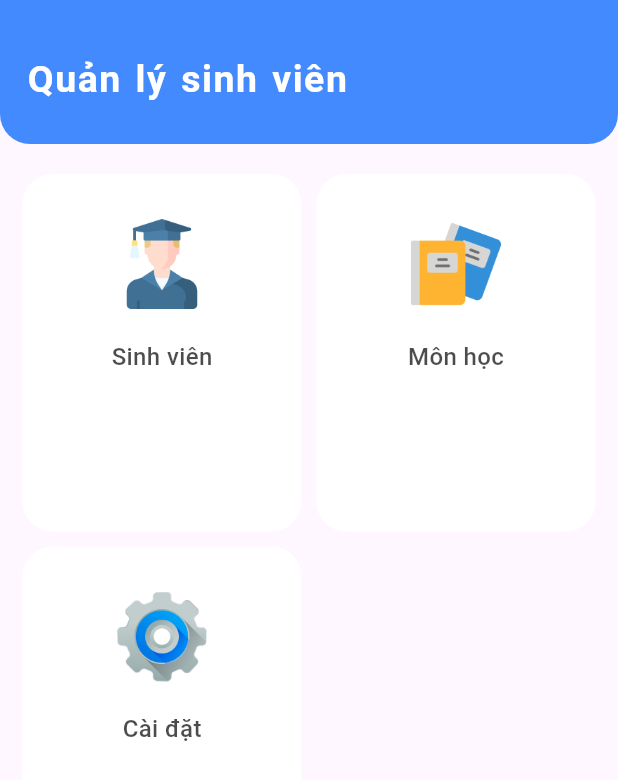
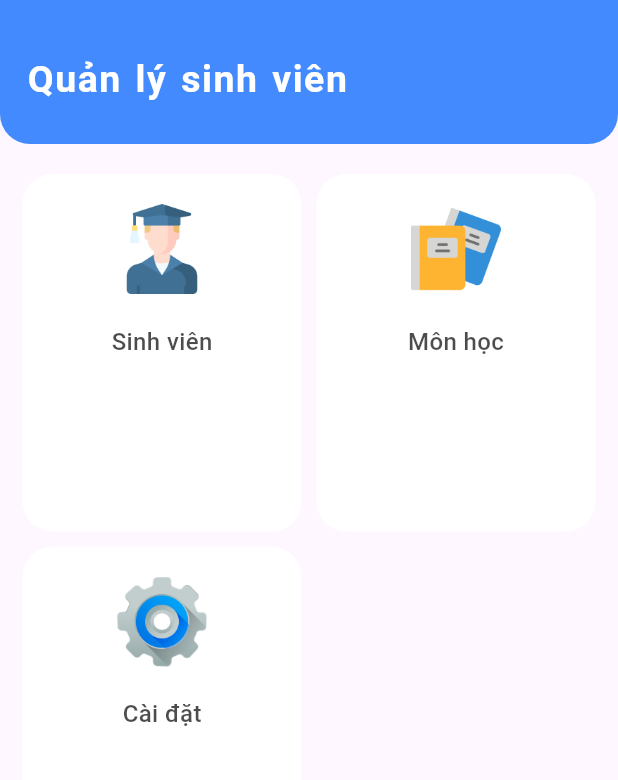
Before and after one commit to n4tsukii/bt-giua-ky, a Flutter app: the screen it shows after launch, on a phone screen of 412 x 824 dp. Shown: the top 780 px of the screen. Run offline on Flutter 3.47's test engine with Material 3 defaults, Android fonts, the phone set to English and light mode, and no system bars.

```diff
--- a/lib/widgets/homepage.dart
+++ b/lib/widgets/homepage.dart
@@ -61,7 +61,7 @@ class MyHomePage extends StatelessWidget {
                           handleNavigation(context, index);
                         },
                         child: Container(
-                          padding: EdgeInsets.symmetric(vertical: 20, horizontal: 10),
+                          padding: EdgeInsets.symmetric(vertical: 10, horizontal: 5),
                           decoration: BoxDecoration(
                             borderRadius: BorderRadius.circular(20),
                             color: Colors.white,
```
Also changed, not shown: lib/widgets/settings.dart (+2 -149 lines).
